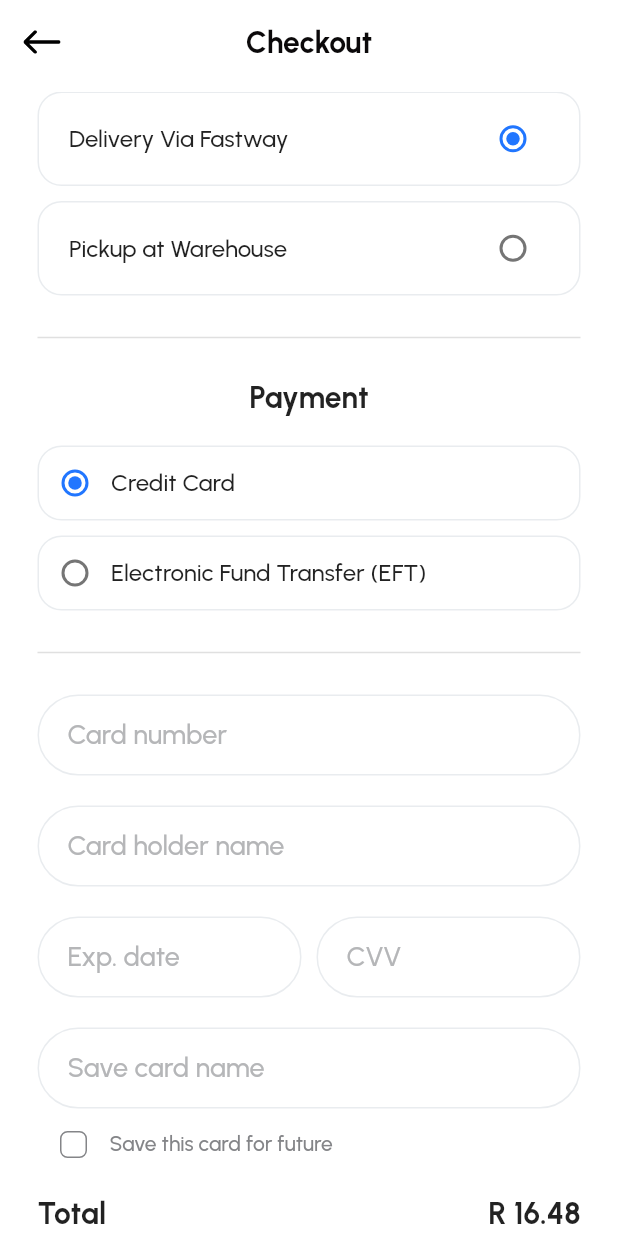
After one commit to starfalltech/book_store_app, a Flutter app: the CheckoutPage screen opened directly, on a phone screen of 412 x 824 dp. The commit adds this screen. Run offline on Flutter 3.47's test engine with Material 2 defaults, Android fonts, the phone set to English and light mode, and no system bars; our stand-ins replace cached_network_image, connectivity_plus, equatable, flutter_bloc, flutter_spinkit, flutter_svg and 3 more; accounts and stored records are empty; network calls fail.

Commit message:
feat:[YN] add checkout

```diff
--- a/lib/clientDashboard/presentation/pages/home_client_page.dart
+++ b/lib/clientDashboard/presentation/pages/home_client_page.dart
@@ -102,11 +102,11 @@ class HomeClientPage extends StatelessWidget {
                           Navigator.push(
                             context,
                             MaterialPageRoute(
-                              builder: (context) => OrderHistoryPage(),
+                              builder: (context) => const OrderHistoryPage(),
                             ),
                           );
                         },
-                        child: CardTransactionWidget(),
+                        child: const CardTransactionWidget(),
                       );
                     }),
               )
--- a/lib/core/app_theme_data.dart
+++ b/lib/core/app_theme_data.dart
@@ -60,11 +60,7 @@ class AppThemeData {
             fontSize: 8.sp,
           ),
         ),
-        radioTheme: RadioThemeData(
-            fillColor: MaterialStateColor.resolveWith(
-                (states) => const Color(0xff2667FF))),
         appBarTheme: AppBarTheme(
-
           iconTheme: IconThemeData(color: Colors.white, size: 14.sp),
           elevation: 0,
           backgroundColor: Colors.white,
--- a/lib/placeOrder/presentation/pages/book_and_supplies_page.dart
+++ b/lib/placeOrder/presentation/pages/book_and_supplies_page.dart
@@ -1,3 +1,4 @@
+import 'package:book_store_app/placeOrder/presentation/pages/checkout_page.dart';
 import 'package:book_store_app/widget/custom_appbar_widget.dart';
 import 'package:cached_network_image/cached_network_image.dart';
 import 'package:flutter/material.dart';
@@ -117,7 +118,7 @@ class _BookAndSuppliesPageState extends State<BookAndSuppliesPage> {
                   Navigator.push(
                       context,
                       MaterialPageRoute(
-                          builder: (context) => const BookAndSuppliesPage()));
+                          builder: (context) => const CheckoutPage()));
                 },
                 child: Text(
                   "Proceed",
--- /dev/null
+++ b/lib/placeOrder/presentation/pages/checkout_page.dart
@@ -0,0 +1,314 @@
+import 'package:book_store_app/placeOrder/presentation/pages/confirm_order_page.dart';
+import 'package:book_store_app/widget/custom_form_widget.dart';
+import 'package:flutter/material.dart';
+import 'package:google_fonts/google_fonts.dart';
+
+import '../../../widget/custom_appbar_widget.dart';
+
+class CheckoutPage extends StatefulWidget {
+  const CheckoutPage({super.key});
+
+  @override
+  State<CheckoutPage> createState() => _CheckoutPageState();
+}
+
+class _CheckoutPageState extends State<CheckoutPage> {
+  ValueNotifier<int> payment = ValueNotifier(1);
+  ValueNotifier<int> delivery = ValueNotifier(1);
+
+  @override
+  Widget build(BuildContext context) {
+    return Scaffold(
+      appBar: const CustomAppBarWidget(
+        title: Text("Checkout"),
+      ),
+      body: SingleChildScrollView(
+        child: Padding(
+          padding: const EdgeInsets.symmetric(horizontal: 25.0),
+          child: Column(
+            children: [
+              InkWell(
+                onTap: () {
+                  delivery.value = 1;
+                },
+                child: Container(
+                  padding: const EdgeInsets.symmetric(
+                    vertical: 6.5,
+                    horizontal: 20,
+                  ),
+                  decoration: BoxDecoration(
+                      border: Border.all(
+                        color: const Color(0xffE9ECEF),
+                      ),
+                      borderRadius: BorderRadius.circular(16)),
+                  child: Row(
+                    mainAxisAlignment: MainAxisAlignment.spaceBetween,
+                    children: [
+                      Text(
+                        "Delivery Via Fastway",
+                        style: GoogleFonts.urbanist(
+                          fontWeight: FontWeight.w500,
+                          fontSize: 16,
+                        ),
+                      ),
+                      ValueListenableBuilder(
+                          valueListenable: delivery,
+                          builder: (context, value, _) {
+                            return Radio(
+                              value: 1,
+                              groupValue: delivery.value,
+                              activeColor: const Color(0xff2176FF),
+                              onChanged: (value) {},
+                            );
+                          }),
+                    ],
+                  ),
+                ),
+              ),
+              const SizedBox(
+                height: 10,
+              ),
+              InkWell(
+                onTap: () {
+                  delivery.value = 2;
+                },
+                child: Container(
+                  padding: const EdgeInsets.symmetric(
+                    vertical: 6.5,
+                    horizontal: 20,
+                  ),
+                  decoration: BoxDecoration(
+                      border: Border.all(
+                        color: const Color(0xffE9ECEF),
+                      ),
+                      borderRadius: BorderRadius.circular(16)),
+                  child: Row(
+                    mainAxisAlignment: MainAxisAlignment.spaceBetween,
+                    children: [
+                      Text(
+                        "Pickup at Warehouse",
+                        style: GoogleFonts.urbanist(
+                          fontWeight: FontWeight.w500,
+                          fontSize: 16,
+                        ),
+                      ),
+                      ValueListenableBuilder(
+                          valueListenable: delivery,
+                          builder: (context, value, _) {
+                            return Radio(
+                              value: 2,
+                              groupValue: delivery.value,
+                              activeColor: const Color(0xff2176FF),
+                              onChanged: (value) {},
+                            );
+                          }),
+                    ],
+                  ),
+                ),
+              ),
+              const SizedBox(
+                height: 20,
+              ),
+              const Divider(
+                thickness: 1,
+              ),
+              const SizedBox(
+                height: 20,
+              ),
+              Text(
+                "Payment",
+                style: GoogleFonts.urbanist(
+                  fontWeight: FontWeight.w700,
+                  fontSize: 20,
+                ),
+              ),
+              const SizedBox(
+                height: 20,
+              ),
+              InkWell(
+                onTap: () {
+                  payment.value = 1;
+                },
+                child: Container(
+                  decoration: BoxDecoration(
+                      border: Border.all(
+                        color: const Color(0xffE9ECEF),
+                      ),
+                      borderRadius: BorderRadius.circular(16)),
+                  child: Row(
+                    children: [
+                      ValueListenableBuilder(
+                          valueListenable: payment,
+                          builder: (context, value, _) {
+                            return Radio(
+                              value: 1,
+                              groupValue: payment.value,
+                              activeColor: const Color(0xff2176FF),
+                              onChanged: (value) {},
+                            );
+                          }),
+                      Text(
+                        "Credit Card",
+                        style: GoogleFonts.urbanist(
+                          fontWeight: FontWeight.w500,
+                          fontSize: 16,
+                        ),
+                      ),
+                    ],
+                  ),
+                ),
+              ),
+              const SizedBox(
+                height: 10,
+              ),
+              InkWell(
+                onTap: () {
+                  payment.value = 2;
+                },
+                child: Container(
+                  decoration: BoxDecoration(
+                      border: Border.all(
+                        color: const Color(0xffE9ECEF),
+                      ),
+                      borderRadius: BorderRadius.circular(16)),
+                  child: Row(
+                    children: [
+                      ValueListenableBuilder(
+                          valueListenable: payment,
+                          builder: (context, value, _) {
+                            return Radio(
+                              value: 2,
+                              groupValue: payment.value,
+                              activeColor: const Color(0xff2176FF),
+                              onChanged: (value) {},
+                            );
+                          }),
+                      Text(
+                        "Electronic Fund Transfer (EFT)",
+                        style: GoogleFonts.urbanist(
+                          fontWeight: FontWeight.w500,
+                          fontSize: 16,
+                        ),
+                      ),
+                    ],
+                  ),
+                ),
+              ),
+              const SizedBox(
+                height: 20,
+              ),
+              const Divider(
+                thickness: 1,
+              ),
+              const SizedBox(
+                height: 20,
+              ),
+              const CustomFormWidget(
+                obsecure: false,
+                hint: "Card number",
+              ),
+              const SizedBox(
+                height: 20,
+              ),
+              const CustomFormWidget(
+                obsecure: false,
+                hint: "Card holder name",
+              ),
+              const SizedBox(
+                height: 20,
+              ),
+              Row(
+                mainAxisSize: MainAxisSize.max,
+                children: [
+                  Expanded(
+                    child: const CustomFormWidget(
+                      obsecure: false,
+                      hint: "Exp. date",
+                    ),
+                  ),
+                  const SizedBox(
+                    width: 10,
+                  ),
+                  Expanded(
+                    child: const CustomFormWidget(
+                      obsecure: false,
+                      hint: "CVV",
+                    ),
+                  ),
+                ],
+              ),
+              const SizedBox(
+                height: 20,
+              ),
+              const CustomFormWidget(
+                obsecure: false,
+                hint: "Save card name",
+              ),
+              Row(
+                children: [
+                  Checkbox(
+                    value: false,
+                    side: const BorderSide(color: Color(0xff848588), width: 1),
+                    shape: RoundedRectangleBorder(
+                        borderRadius: BorderRadius.circular(5)),
+                    onChanged: (value) {},
+                  ),
+                  Expanded(
+                    child: Text(
+                      "Save this card for future",
+                      style: GoogleFonts.urbanist(
+                        fontWeight: FontWeight.w500,
+                        fontSize: 14,
+                        color: const Color(0xff848588),
+                      ),
+                    ),
+                  ),
+                ],
+              ),
+              const SizedBox(
+                height: 10,
+              ),
+              Row(
+                mainAxisAlignment: MainAxisAlignment.spaceBetween,
+                children: [
+                  Text(
+                    "Total",
+                    style: GoogleFonts.urbanist(
+                      fontSize: 20,
+                      fontWeight: FontWeight.w700,
+                    ),
+                  ),
+                  Text(
+                    "R 16.48",
+                    style: GoogleFonts.urbanist(
+                      fontSize: 20,
+                      fontWeight: FontWeight.w700,
+                    ),
+                  )
+                ],
+              ),
+              const SizedBox(
+                height: 20,
+              ),
+              ElevatedButton(
+                  onPressed: () {
+                    Navigator.push(
+                        context,
+                        MaterialPageRoute(
+                            builder: (context) => const ConfirmOrderPage()));
+                  },
+                  child: Text(
+                    "Place Order",
+                    style: GoogleFonts.urbanist(
+                        fontWeight: FontWeight.w700, fontSize: 18),
+                  )),
+              const SizedBox(
+                height: 34,
+              ),
+            ],
+          ),
+        ),
+      ),
+    );
+  }
+}
--- /dev/null
+++ b/lib/placeOrder/presentation/pages/confirm_order_page.dart
@@ -0,0 +1,39 @@
+import 'package:flutter/material.dart';
+import 'package:flutter_svg/flutter_svg.dart';
+import 'package:google_fonts/google_fonts.dart';
+
+import '../../../widget/custom_appbar_widget.dart';
+
+class ConfirmOrderPage extends StatelessWidget {
+  const ConfirmOrderPage({super.key});
+
+  @override
+  Widget build(BuildContext context) {
+    return Scaffold(
+      appBar: const CustomAppBarWidget(
+        title: Text("Confirm Order"),
+      ),
+      body: Padding(
+        padding: const EdgeInsets.symmetric(horizontal: 25.0),
+        child: Column(
+          crossAxisAlignment: CrossAxisAlignment.center,
+          mainAxisAlignment: MainAxisAlignment.center,
+          children: [
+            SvgPicture.asset("assets/icons/icon_mail.svg"),
+            const SizedBox(height: 20,
+            ),
+            Text(
+              "An email with the other details has been sent to your registered email address. Please verify them and confirm the order.",
+              textAlign: TextAlign.center,
+              style: GoogleFonts.urbanist(
+                fontWeight: FontWeight.w600,
+                color: const Color(0xff848588),
+                fontSize: 16,
+              ),
+            )
+          ],
+        ),
+      ),
+    );
+  }
+}
--- a/lib/placeOrder/presentation/pages/place_order_page.dart
+++ b/lib/placeOrder/presentation/pages/place_order_page.dart
@@ -51,7 +51,7 @@ class _PlaceOrderPageState extends State<PlaceOrderPage> {
                   controller: controller,
                   children: [
                     AddessPlaceOrderWidget(controller: controller),
-                    ChildDetailsPlaceOrderWidget(),
+                    const ChildDetailsPlaceOrderWidget(),
                   ],
                 ),
               ),
--- /dev/null
+++ b/lib/placeOrder/presentation/pages/succesfull_order_page.dart
@@ -0,0 +1,40 @@
+import 'package:flutter/material.dart';
+import 'package:flutter_svg/svg.dart';
+import 'package:google_fonts/google_fonts.dart';
+
+import '../../../widget/custom_appbar_widget.dart';
+
+class SuccesFullOrderPage extends StatelessWidget {
+  const SuccesFullOrderPage({super.key});
+
+  @override
+  Widget build(BuildContext context) {
+    return Scaffold(
+      appBar: const CustomAppBarWidget(
+        title: Text("Confirm Order"),
+      ),
+      body: Padding(
+        padding: const EdgeInsets.symmetric(horizontal: 25.0),
+        child: Column(
+          crossAxisAlignment: CrossAxisAlignment.center,
+          mainAxisAlignment: MainAxisAlignment.center,
+          children: [
+            SvgPicture.asset("assets/icons/icon_mail.svg"),
+            const SizedBox(
+              height: 20,
+            ),
+            Text(
+              "Order Placed Successfully!",
+              textAlign: TextAlign.center,
+              style: GoogleFonts.urbanist(
+                fontWeight: FontWeight.w600,
+                color: const Color(0xff848588),
+                fontSize: 16,
+              ),
+            )
+          ],
+        ),
+      ),
+    );
+  }
+}
--- a/pubspec.yaml
+++ b/pubspec.yaml
@@ -16,7 +16,7 @@ publish_to: 'none' # Remove this line if you wish to publish to pub.dev
 # https://developer.apple.com/library/archive/documentation/General/Reference/InfoPlistKeyReference/Articles/CoreFoundationKeys.html
 # In Windows, build-name is used as the major, minor, and patch parts
 # of the product and file versions while build-number is used as the build suffix.
-version: 1.0.0+1
+version: 1.0.0+2
 
 environment:
   sdk: '>=3.0.2 <4.0.0'
```
Also changed, not shown: assets/icons/icon_mail.svg (added), assets/icons/icon_mail_brown.svg (added).
